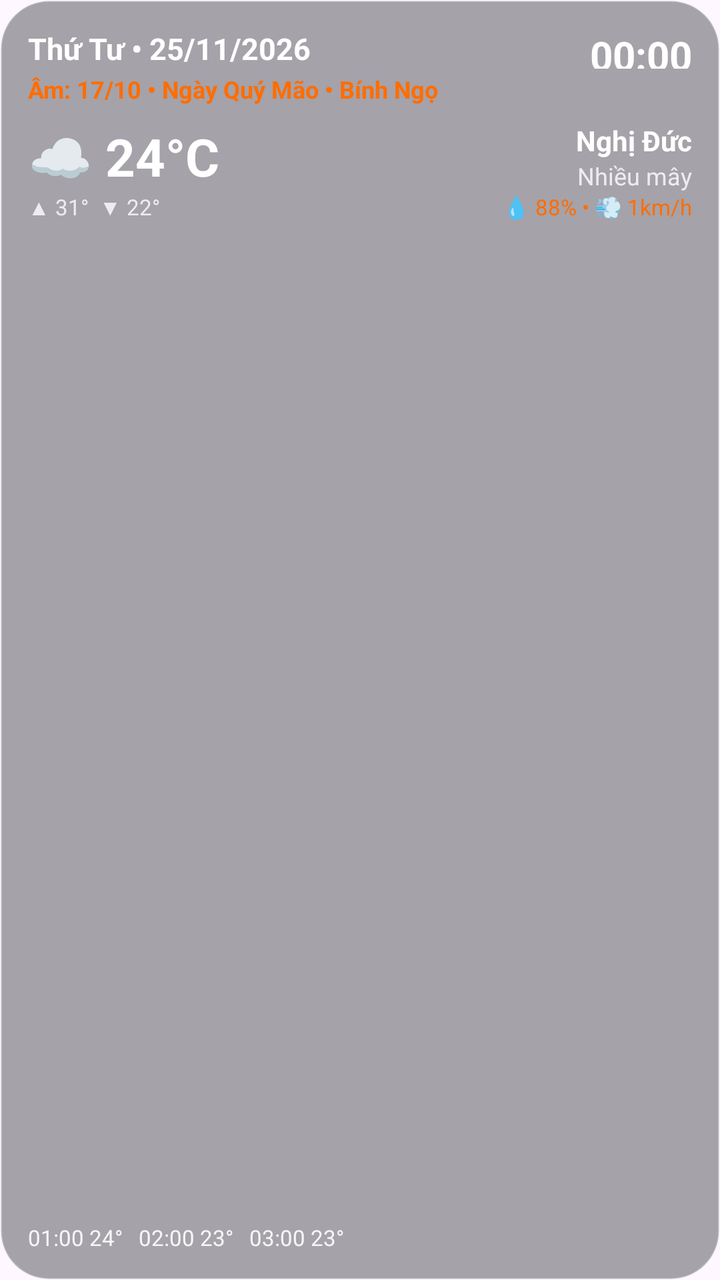
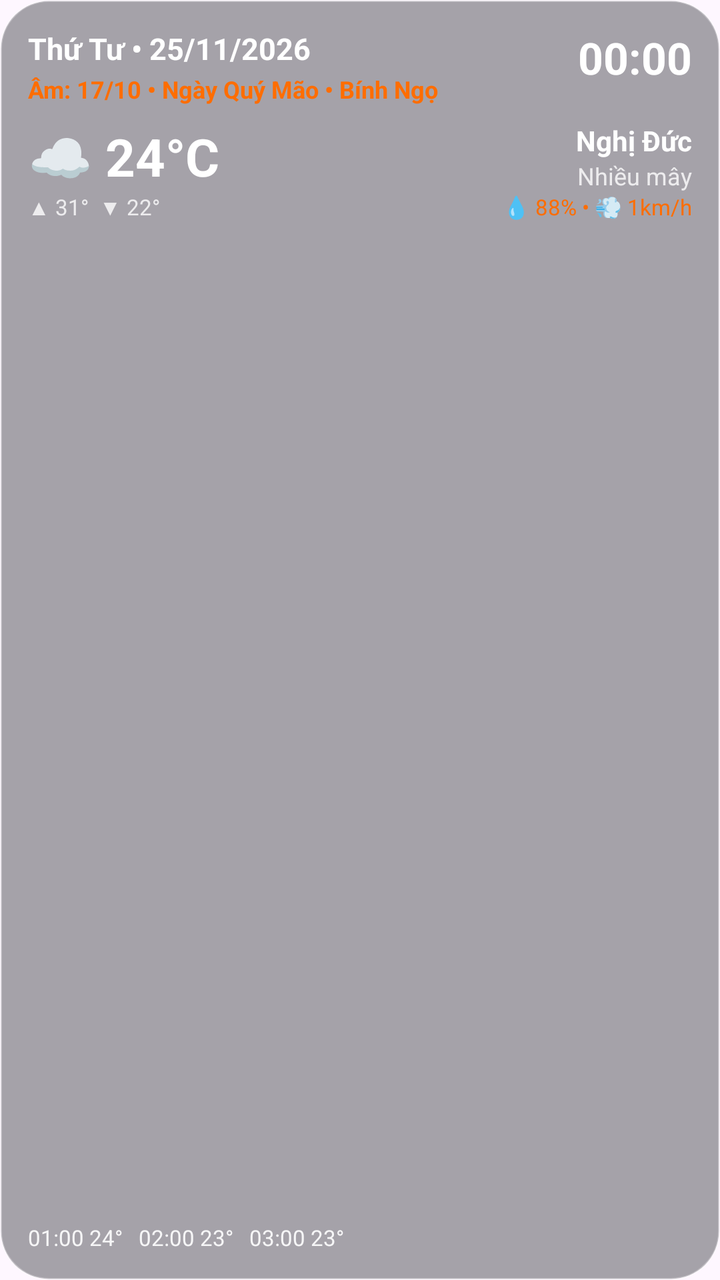

The first picture is an Android layout as it rendered before a commit; the second is the same layout after the commit. The layout source and the unified diff follow.
<!-- AndroidManifest.xml: application theme Theme.Material3.DayNight.NoActionBar -->
<!-- res/layout/widget_4x2.xml -->
<?xml version="1.0" encoding="utf-8"?>
<RelativeLayout xmlns:android="http://schemas.android.com/apk/res/android"
    android:id="@+id/widget_root"
    android:layout_width="match_parent"
    android:layout_height="match_parent"
    android:background="@drawable/bg_widget_glass_dark"
    android:padding="14dp">

    <TextView
        android:id="@+id/tv_solar_date"
        android:layout_width="wrap_content"
        android:layout_height="wrap_content"
        android:layout_alignParentStart="true"
        android:layout_alignParentTop="true"
        android:layout_marginEnd="110dp"
        android:ellipsize="end"
        android:fontFamily="sans-serif"
        android:maxLines="1"
        android:text="Thứ Tư • 25/11/2026"
        android:textColor="#FFFFFF"
        android:textSize="15sp"
        android:textStyle="bold" />

    <TextClock
        android:id="@+id/tc_clock"
        android:layout_width="wrap_content"
        android:layout_height="wrap_content"
        android:layout_alignTop="@id/tv_solar_date"
        android:layout_alignBottom="@id/tv_solar_date"
        android:layout_alignParentEnd="true"
        android:fontFamily="sans-serif"
        android:format12Hour="HH:mm"
        android:format24Hour="HH:mm"
        android:gravity="center_vertical|end"
        android:maxLines="1"
        android:textColor="#FFFFFF"
        android:textSize="20sp"
        android:textStyle="bold" />

    <TextView
        android:id="@+id/tv_update_time"
        android:layout_width="wrap_content"
        android:layout_height="wrap_content"
        android:visibility="gone" />

    <TextView
        android:id="@+id/tv_lunar_date"
        android:layout_width="wrap_content"
        android:layout_height="wrap_content"
        android:layout_below="@id/tv_solar_date"
        android:layout_alignParentStart="true"
        android:layout_marginTop="2dp"
        android:layout_marginEnd="110dp"
        android:ellipsize="end"
        android:fontFamily="sans-serif"
        android:maxLines="1"
        android:text="Âm: 17/10 • Ngày Quý Mão • Bính Ngọ"
        android:textColor="#FF6D00"
        android:textSize="12sp"
        android:textStyle="bold" />

    <LinearLayout
        android:id="@+id/layout_middle"
        android:layout_width="match_parent"
        android:layout_height="wrap_content"
        android:layout_below="@id/tv_lunar_date"
        android:layout_marginTop="8dp"
        android:orientation="horizontal">

        <LinearLayout
            android:layout_width="0dp"
            android:layout_height="wrap_content"
            android:layout_weight="1"
            android:orientation="vertical">

            <TextView
                android:id="@+id/tv_temp"
                android:layout_width="wrap_content"
                android:layout_height="wrap_content"
                android:fontFamily="sans-serif"
                android:text="☁ 24°C"
                android:textColor="#FFFFFF"
                android:textSize="26sp"
                android:textStyle="bold" />

            <TextView
                android:id="@+id/tv_min_max"
                android:layout_width="wrap_content"
                android:layout_height="wrap_content"
                android:fontFamily="sans-serif"
                android:text="▲ 31°  ▼ 22°"
                android:textColor="#CCFFFFFF"
                android:textSize="11sp" />
        </LinearLayout>

        <LinearLayout
            android:layout_width="wrap_content"
            android:layout_height="wrap_content"
            android:gravity="end"
            android:orientation="vertical">

            <TextView
                android:id="@+id/tv_location"
                android:layout_width="wrap_content"
                android:layout_height="wrap_content"
                android:fontFamily="sans-serif"
                android:text="Nghị Đức"
                android:textColor="#FFFFFF"
                android:textSize="14sp"
                android:textStyle="bold" />

            <TextView
                android:id="@+id/tv_condition"
                android:layout_width="wrap_content"
                android:layout_height="wrap_content"
                android:fontFamily="sans-serif"
                android:text="Nhiều mây"
                android:textColor="#CCFFFFFF"
                android:textSize="12sp" />

            <TextView
                android:id="@+id/tv_humidity_wind"
                android:layout_width="wrap_content"
                android:layout_height="wrap_content"
                android:fontFamily="sans-serif"
                android:text="💧 88% • 💨 1km/h"
                android:textColor="#FF6D00"
                android:textSize="11sp" />
        </LinearLayout>
    </LinearLayout>

    <TextView
        android:id="@+id/tv_hourly"
        android:layout_width="wrap_content"
        android:layout_height="wrap_content"
        android:layout_alignParentBottom="true"
        android:fontFamily="sans-serif"
        android:text="01:00 24°   02:00 23°   03:00 23°"
        android:textColor="#E6FFFFFF"
        android:textSize="11sp" />

    <TextView
        android:id="@+id/tv_signature"
        android:layout_width="wrap_content"
        android:layout_height="wrap_content"
        android:layout_alignParentEnd="true"
        android:layout_alignParentBottom="true"
        android:alpha="0.9"
        android:fontFamily="sans-serif"
        android:text=""
        android:textColor="#FFFFFF"
        android:textSize="11sp"
        android:textStyle="italic" />
</RelativeLayout>
<!-- resources referenced by this layout -->
<resources>
  <!-- drawable bg_widget_glass_dark (drawable) -->
  <?xml version="1.0" encoding="utf-8"?>
  <shape xmlns:android="http://schemas.android.com/apk/res/android">
      <solid android:color="#661E2229" />
      <corners android:radius="24dp" />
      <stroke
          android:width="1dp"
          android:color="#4DFFFFFF" />
  </shape>
</resources>

<!-- the commit's change to res/layout/widget_4x2.xml (unified diff, before → after) -->
@@ -12,8 +12,8 @@
         android:layout_height="wrap_content"
         android:layout_alignParentStart="true"
         android:layout_alignParentTop="true"
-        android:layout_marginEnd="110dp"
-        android:ellipsize="end"
+        android:layout_toStartOf="@id/tc_clock"
+        android:layout_marginEnd="8dp"
         android:fontFamily="sans-serif"
         android:maxLines="1"
         android:text="Thứ Tư • 25/11/2026"
@@ -25,16 +25,15 @@
         android:id="@+id/tc_clock"
         android:layout_width="wrap_content"
         android:layout_height="wrap_content"
-        android:layout_alignTop="@id/tv_solar_date"
-        android:layout_alignBottom="@id/tv_solar_date"
+        android:layout_alignParentTop="true"
         android:layout_alignParentEnd="true"
         android:fontFamily="sans-serif"
         android:format12Hour="HH:mm"
         android:format24Hour="HH:mm"
-        android:gravity="center_vertical|end"
         android:maxLines="1"
+        android:padding="0dp"
         android:textColor="#FFFFFF"
-        android:textSize="20sp"
+        android:textSize="22sp"
         android:textStyle="bold" />
 
     <TextView
@@ -45,13 +44,12 @@
 
     <TextView
         android:id="@+id/tv_lunar_date"
-        android:layout_width="wrap_content"
+        android:layout_width="match_parent"
         android:layout_height="wrap_content"
         android:layout_below="@id/tv_solar_date"
         android:layout_alignParentStart="true"
+        android:layout_alignParentEnd="true"
         android:layout_marginTop="2dp"
-        android:layout_marginEnd="110dp"
-        android:ellipsize="end"
         android:fontFamily="sans-serif"
         android:maxLines="1"
         android:text="Âm: 17/10 • Ngày Quý Mão • Bính Ngọ"
